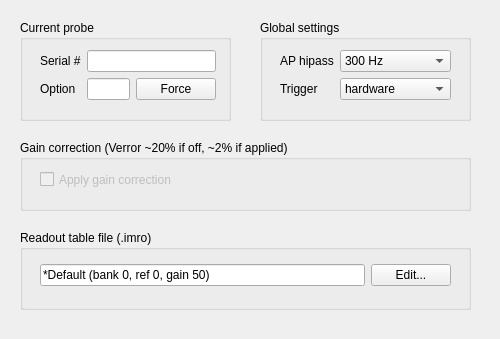
Qt form Forms/IMCfgTab.ui (billkarsh/SpikeGLX) before a commit; both pictures show x 0 to 500 and y 0 to 339 of the 500 by 580 pixel window.
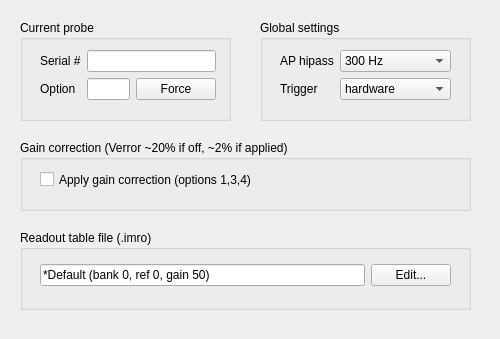
The same form after that commit.

Diff of the .ui file:
```diff
--- a/Forms/IMCfgTab.ui
+++ b/Forms/IMCfgTab.ui
@@ -219,7 +219,7 @@
    </property>
    <widget class="QCheckBox" name="gainCorChk">
     <property name="enabled">
-     <bool>false</bool>
+     <bool>true</bool>
     </property>
     <property name="geometry">
      <rect>
@@ -233,7 +233,7 @@
      <string>Not yet implemented by Imec</string>
     </property>
     <property name="text">
-     <string>Apply gain correction</string>
+     <string>Apply gain correction (options 1,3,4)</string>
     </property>
    </widget>
   </widget>
```
Left out of the diff: 3 changed lines with no effect on the pictures.
